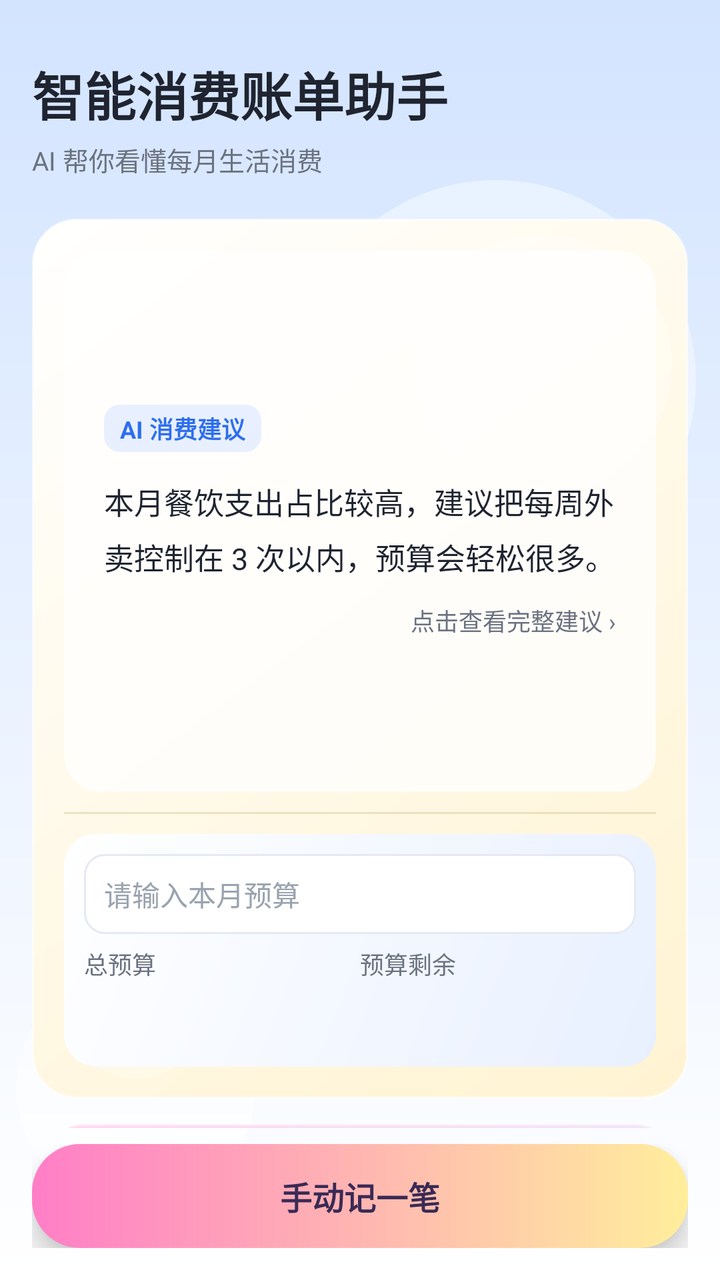
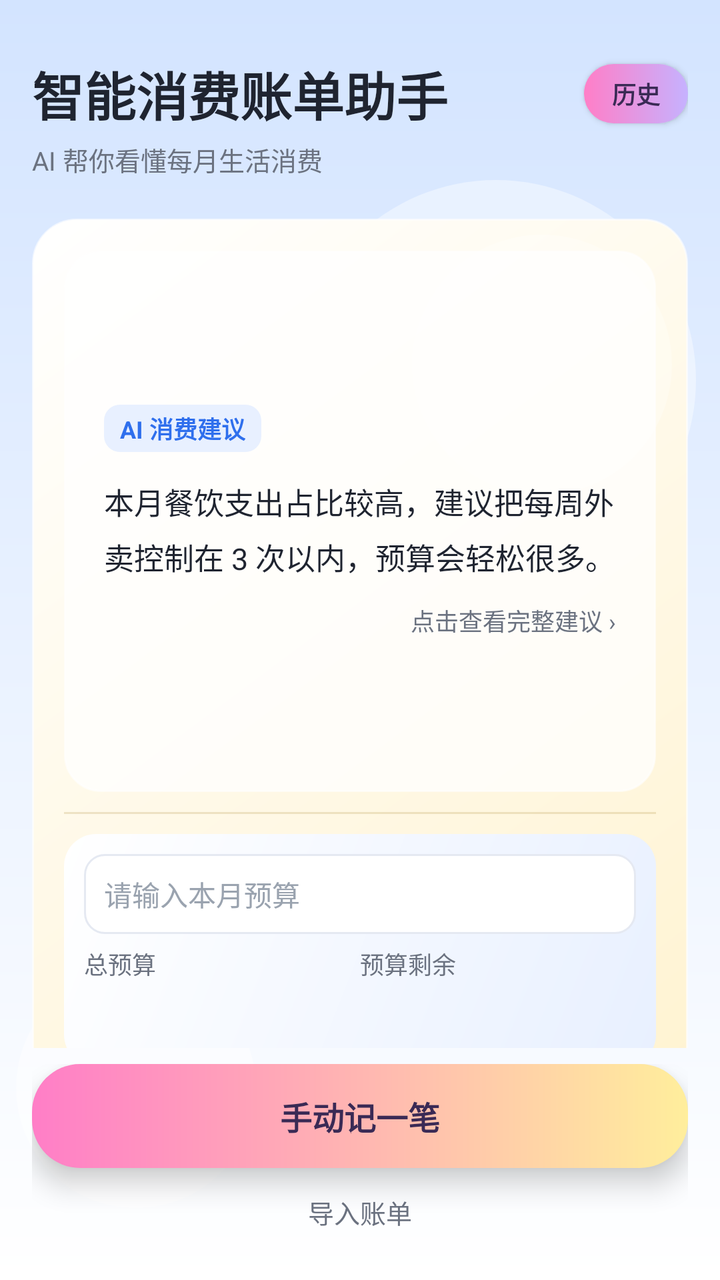

Two renders of the same Android screen: before a commit and after it. Below are the layout's source before the change and the commit's diff.
<!-- AndroidManifest.xml: application theme Theme.StudentBill -->
<!-- res/layout/activity_main.xml -->
<?xml version="1.0" encoding="utf-8"?>
<LinearLayout xmlns:android="http://schemas.android.com/apk/res/android"
    android:layout_width="match_parent"
    android:layout_height="match_parent"
    android:background="@drawable/bg_page_gradient"
    android:orientation="vertical">

    <androidx.core.widget.NestedScrollView
        android:layout_width="match_parent"
        android:layout_height="0dp"
        android:layout_weight="1"
        android:fillViewport="true"
        android:overScrollMode="never">

        <LinearLayout
            android:layout_width="match_parent"
            android:layout_height="wrap_content"
            android:orientation="vertical"
            android:padding="@dimen/page_padding">

        
        <TextView
            android:id="@+id/tvTitle"
            android:layout_width="match_parent"
            android:layout_height="wrap_content"
            android:layout_marginTop="@dimen/space_md"
            android:text="@string/main_title"
            android:textColor="@color/text_primary"
            android:textSize="26sp"
            android:textStyle="bold" />

        <TextView
            android:id="@+id/tvSubtitle"
            android:layout_width="match_parent"
            android:layout_height="wrap_content"
            android:layout_marginTop="@dimen/space_xs"
            android:text="@string/main_subtitle"
            android:textColor="@color/text_secondary"
            android:textSize="@dimen/text_subtitle" />

        
        <LinearLayout
            android:id="@+id/panelCard"
            android:layout_width="match_parent"
            android:layout_height="440dp"
            android:layout_marginTop="@dimen/space_lg"
            android:background="@drawable/bg_glass_panel"
            android:elevation="8dp"
            android:orientation="vertical"
            android:padding="16dp">

            
            <LinearLayout
                android:id="@+id/panelAi"
                android:layout_width="match_parent"
                android:layout_height="0dp"
                android:layout_weight="7"
                android:background="@drawable/bg_glass_ai"
                android:clickable="true"
                android:focusable="true"
                android:foreground="?attr/selectableItemBackground"
                android:gravity="center_vertical"
                android:orientation="vertical"
                android:padding="20dp">

                <TextView
                    android:layout_width="wrap_content"
                    android:layout_height="wrap_content"
                    android:background="@drawable/bg_ai_badge"
                    android:paddingStart="@dimen/space_sm"
                    android:paddingTop="3dp"
                    android:paddingEnd="@dimen/space_sm"
                    android:paddingBottom="3dp"
                    android:text="@string/ai_panel_title"
                    android:textColor="@color/color_primary"
                    android:textSize="@dimen/text_caption"
                    android:textStyle="bold" />

                <TextView
                    android:id="@+id/tvAiSummary"
                    android:layout_width="match_parent"
                    android:layout_height="wrap_content"
                    android:layout_marginTop="14dp"
                    android:lineSpacingExtra="6dp"
                    android:text="@string/ai_panel_summary"
                    android:textColor="@color/text_primary"
                    android:textSize="15sp" />

                <TextView
                    android:layout_width="match_parent"
                    android:layout_height="wrap_content"
                    android:layout_marginTop="@dimen/space_md"
                    android:gravity="end"
                    android:text="@string/ai_panel_more"
                    android:textColor="@color/text_secondary"
                    android:textSize="@dimen/text_caption" />

            </LinearLayout>

            
            <View
                android:layout_width="match_parent"
                android:layout_height="1dp"
                android:layout_marginTop="10dp"
                android:layout_marginBottom="10dp"
                android:background="@color/glass_divider" />

            
            <LinearLayout
                android:id="@+id/panelBudget"
                android:layout_width="match_parent"
                android:layout_height="0dp"
                android:layout_weight="3"
                android:background="@drawable/bg_gradient_blue"
                android:orientation="vertical"
                android:padding="10dp">

                <EditText
                    android:id="@+id/etBudget"
                    android:layout_width="match_parent"
                    android:layout_height="40dp"
                    android:background="@drawable/bg_input"
                    android:hint="@string/budget_hint"
                    android:imeOptions="actionDone"
                    android:inputType="numberDecimal"
                    android:maxLines="1"
                    android:paddingStart="10dp"
                    android:paddingEnd="10dp"
                    android:textColor="@color/text_primary"
                    android:textColorHint="@color/text_hint"
                    android:textSize="@dimen/text_body" />

                <LinearLayout
                    android:layout_width="match_parent"
                    android:layout_height="wrap_content"
                    android:layout_marginTop="6dp"
                    android:orientation="horizontal">

                    <LinearLayout
                        android:layout_width="0dp"
                        android:layout_height="wrap_content"
                        android:layout_weight="1"
                        android:orientation="vertical">

                        <TextView
                            android:layout_width="wrap_content"
                            android:layout_height="wrap_content"
                            android:text="@string/label_total_budget"
                            android:textColor="@color/text_secondary"
                            android:textSize="@dimen/text_caption" />

                        <TextView
                            android:id="@+id/tvTotalBudget"
                            android:layout_width="wrap_content"
                            android:layout_height="wrap_content"
                            android:textColor="@color/text_primary"
                            android:textSize="18sp"
                            android:textStyle="bold" />

                    </LinearLayout>

                    <LinearLayout
                        android:layout_width="0dp"
                        android:layout_height="wrap_content"
                        android:layout_weight="1"
                        android:orientation="vertical">

                        <TextView
                            android:id="@+id/tvRemainLabel"
                            android:layout_width="wrap_content"
                            android:layout_height="wrap_content"
                            android:text="@string/label_remaining"
                            android:textColor="@color/text_secondary"
                            android:textSize="@dimen/text_caption" />

                        <TextView
                            android:id="@+id/tvRemainValue"
                            android:layout_width="wrap_content"
                            android:layout_height="wrap_content"
                            android:textColor="@color/color_primary"
                            android:textSize="18sp"
                            android:textStyle="bold" />

                    </LinearLayout>

                </LinearLayout>

            </LinearLayout>

        </LinearLayout>

        
        <LinearLayout
            android:id="@+id/panelChart"
            android:layout_width="match_parent"
            android:layout_height="wrap_content"
            android:layout_marginTop="@dimen/space_md"
            android:background="@drawable/bg_candy_panel"
            android:elevation="6dp"
            android:orientation="vertical"
            android:padding="@dimen/space_lg">

            <LinearLayout
                android:layout_width="match_parent"
                android:layout_height="wrap_content"
                android:gravity="center_vertical"
                android:orientation="horizontal">

                <TextView
                    android:id="@+id/tvChartMonth"
                    android:layout_width="0dp"
                    android:layout_height="wrap_content"
                    android:layout_weight="1"
                    android:textColor="@color/candy_ink"
                    android:textSize="17sp"
                    android:textStyle="bold" />

                
                <TextView
                    android:id="@+id/btnMonthPicker"
                    android:layout_width="wrap_content"
                    android:layout_height="wrap_content"
                    android:background="@drawable/bg_candy_pill"
                    android:clickable="true"
                    android:focusable="true"
                    android:paddingStart="12dp"
                    android:paddingTop="6dp"
                    android:paddingEnd="12dp"
                    android:paddingBottom="6dp"
                    android:text="@string/month_picker_label"
                    android:textColor="@color/candy_ink"
                    android:textSize="@dimen/text_caption"
                    android:textStyle="bold" />

            </LinearLayout>

            <TextView
                android:id="@+id/tvMonthCompare"
                android:layout_width="match_parent"
                android:layout_height="wrap_content"
                android:layout_marginTop="4dp"
                android:textColor="@color/text_secondary"
                android:textSize="@dimen/text_caption" />

            <View
                android:layout_width="match_parent"
                android:layout_height="1dp"
                android:layout_marginTop="12dp"
                android:background="@color/candy_line" />

            <TextView
                android:layout_width="wrap_content"
                android:layout_height="wrap_content"
                android:layout_marginTop="12dp"
                android:text="@string/chart_daily_title"
                android:textColor="@color/candy_ink"
                android:textSize="13sp"
                android:textStyle="bold" />

            <com.github.mikephil.charting.charts.LineChart
                android:id="@+id/chartDaily"
                android:layout_width="match_parent"
                android:layout_height="200dp"
                android:layout_marginTop="6dp"
                android:background="@drawable/bg_candy_glass"
                android:padding="8dp" />

            <TextView
                android:layout_width="wrap_content"
                android:layout_height="wrap_content"
                android:layout_marginTop="8dp"
                android:text="@string/chart_category_title"
                android:textColor="@color/candy_ink"
                android:textSize="13sp"
                android:textStyle="bold" />

            <com.github.mikephil.charting.charts.BarChart
                android:id="@+id/chartCategory"
                android:layout_width="match_parent"
                android:layout_height="200dp"
                android:layout_marginTop="6dp"
                android:background="@drawable/bg_candy_glass"
                android:padding="8dp" />

            <TextView
                android:id="@+id/btnViewDetail"
                android:layout_width="match_parent"
                android:layout_height="46dp"
                android:layout_marginTop="14dp"
                android:background="@drawable/bg_button_candy"
                android:clickable="true"
                android:focusable="true"
                android:foreground="?attr/selectableItemBackground"
                android:gravity="center"
                android:text="@string/btn_view_detail"
                android:textColor="@color/candy_ink"
                android:textSize="@dimen/text_body"
                android:textStyle="bold" />

        </LinearLayout>

            
            <LinearLayout
                android:id="@+id/panelIncome"
                android:layout_width="match_parent"
                android:layout_height="wrap_content"
                android:layout_marginTop="@dimen/space_md"
                android:background="@drawable/bg_candy_glass"
                android:clickable="true"
                android:elevation="2dp"
                android:focusable="true"
                android:gravity="center_vertical"
                android:orientation="horizontal"
                android:padding="16dp">

                <LinearLayout
                    android:layout_width="0dp"
                    android:layout_height="wrap_content"
                    android:layout_weight="1"
                    android:orientation="vertical">

                    <TextView
                        android:layout_width="wrap_content"
                        android:layout_height="wrap_content"
                        android:text="@string/entry_income_title"
                        android:textColor="@color/candy_ink"
                        android:textSize="15sp"
                        android:textStyle="bold" />

                    <TextView
                        android:id="@+id/tvIncomePreview"
                        android:layout_width="wrap_content"
                        android:layout_height="wrap_content"
                        android:layout_marginTop="4dp"
                        android:textColor="@color/text_secondary"
                        android:textSize="@dimen/text_caption" />
                </LinearLayout>

                <TextView
                    android:layout_width="wrap_content"
                    android:layout_height="wrap_content"
                    android:text="@string/entry_more"
                    android:textColor="@color/candy_ink"
                    android:textSize="18sp" />
            </LinearLayout>

            
            <LinearLayout
                android:id="@+id/panelRank"
                android:layout_width="match_parent"
                android:layout_height="wrap_content"
                android:layout_marginTop="@dimen/space_sm"
                android:background="@drawable/bg_candy_glass"
                android:clickable="true"
                android:elevation="2dp"
                android:focusable="true"
                android:gravity="center_vertical"
                android:orientation="horizontal"
                android:padding="16dp">

                <LinearLayout
                    android:layout_width="0dp"
                    android:layout_height="wrap_content"
                    android:layout_weight="1"
                    android:orientation="vertical">

                    <TextView
                        android:layout_width="wrap_content"
                        android:layout_height="wrap_content"
                        android:text="@string/entry_rank_title"
                        android:textColor="@color/candy_ink"
                        android:textSize="15sp"
                        android:textStyle="bold" />

                    <TextView
                        android:id="@+id/tvRankPreview"
                        android:layout_width="wrap_content"
                        android:layout_height="wrap_content"
                        android:layout_marginTop="4dp"
                        android:textColor="@color/text_secondary"
                        android:textSize="@dimen/text_caption" />
                </LinearLayout>

                <TextView
                    android:layout_width="wrap_content"
                    android:layout_height="wrap_content"
                    android:text="@string/entry_more"
                    android:textColor="@color/candy_ink"
                    android:textSize="18sp" />
            </LinearLayout>

            
            <LinearLayout
                android:id="@+id/panelCalendar"
                android:layout_width="match_parent"
                android:layout_height="wrap_content"
                android:layout_marginTop="@dimen/space_sm"
                android:background="@drawable/bg_candy_glass"
                android:clickable="true"
                android:elevation="2dp"
                android:focusable="true"
                android:gravity="center_vertical"
                android:orientation="horizontal"
                android:padding="16dp">

                <TextView
                    android:layout_width="0dp"
                    android:layout_height="wrap_content"
                    android:layout_weight="1"
                    android:text="@string/entry_calendar_title"
                    android:textColor="@color/candy_ink"
                    android:textSize="15sp"
                    android:textStyle="bold" />

                <TextView
                    android:id="@+id/tvCalendarAmount"
                    android:layout_width="wrap_content"
                    android:layout_height="wrap_content"
                    android:layout_marginEnd="8dp"
                    android:textColor="@color/candy_ink"
                    android:textSize="15sp"
                    android:textStyle="bold" />

                <TextView
                    android:layout_width="wrap_content"
                    android:layout_height="wrap_content"
                    android:text="@string/entry_more"
                    android:textColor="@color/candy_ink"
                    android:textSize="18sp" />
            </LinearLayout>

        </LinearLayout>

    </androidx.core.widget.NestedScrollView>

    
    <LinearLayout
        android:layout_width="match_parent"
        android:layout_height="wrap_content"
        android:background="@android:color/transparent"
        android:orientation="vertical"
        android:paddingStart="@dimen/page_padding"
        android:paddingTop="8dp"
        android:paddingEnd="@dimen/page_padding"
        android:paddingBottom="16dp">

        <TextView
            android:id="@+id/btnAddBill"
            android:layout_width="match_parent"
            android:layout_height="52dp"
            android:background="@drawable/bg_button_candy"
            android:clickable="true"
            android:elevation="8dp"
            android:focusable="true"
            android:foreground="?attr/selectableItemBackground"
            android:gravity="center"
            android:text="@string/btn_add_bill"
            android:textColor="@color/candy_ink"
            android:textSize="16sp"
            android:textStyle="bold" />
    </LinearLayout>

</LinearLayout>
<!-- resources referenced by this layout -->
<resources>
  <color name="candy_ink">#3A2A55</color>
  <color name="candy_line">#59FFFFFF</color>
  <color name="color_primary">#2F6FED</color>
  <color name="glass_divider">#33A9822F</color>
  <color name="text_hint">#9AA3AF</color>
  <color name="text_primary">#1F2430</color>
  <color name="text_secondary">#6B7280</color>
  <dimen name="page_padding">16dp</dimen>
  <dimen name="space_lg">20dp</dimen>
  <dimen name="space_md">12dp</dimen>
  <dimen name="space_sm">8dp</dimen>
  <dimen name="space_xs">4dp</dimen>
  <dimen name="text_body">14sp</dimen>
  <dimen name="text_caption">12sp</dimen>
  <dimen name="text_subtitle">13sp</dimen>
  <!-- drawable bg_ai_badge (drawable) -->
  <?xml version="1.0" encoding="utf-8"?>
  <shape xmlns:android="http://schemas.android.com/apk/res/android"
      android:shape="rectangle">
      <solid android:color="@color/color_primary_light" />
      <corners android:radius="8dp" />
  </shape>
  <!-- drawable bg_glass_ai (drawable) -->
  <?xml version="1.0" encoding="utf-8"?>
  <shape xmlns:android="http://schemas.android.com/apk/res/android"
      android:shape="rectangle">
      <solid android:color="@color/glass_white" />
      <corners android:radius="18dp" />
      <stroke
          android:width="1dp"
          android:color="@color/glass_stroke" />
  </shape>
  <!-- drawable bg_input (drawable) -->
  <?xml version="1.0" encoding="utf-8"?>
  <shape xmlns:android="http://schemas.android.com/apk/res/android"
      android:shape="rectangle">
      <solid android:color="@color/bg_card" />
      <corners android:radius="10dp" />
      <stroke
          android:width="1dp"
          android:color="@color/divider" />
  </shape>
  <string name="ai_panel_more">点击查看完整建议 ›</string>
  <string name="ai_panel_summary">本月餐饮支出占比较高，建议把每周外卖控制在 3 次以内，预算会轻松很多。</string>
  <string name="ai_panel_title">AI 消费建议</string>
  <string name="btn_add_bill">手动记一笔</string>
  <string name="btn_view_detail">查看消费明细</string>
  <string name="budget_hint">请输入本月预算</string>
  <string name="chart_category_title">分类消费</string>
  <string name="chart_daily_title">每日消费</string>
  <string name="entry_calendar_title">消费日历</string>
  <string name="entry_income_title">收入分类详情</string>
  <string name="entry_more">›</string>
  <string name="entry_rank_title">本月消费排行 Top1</string>
  <string name="label_remaining">预算剩余</string>
  <string name="label_total_budget">总预算</string>
  <string name="main_subtitle">AI 帮你看懂每月生活消费</string>
  <string name="main_title">智能消费账单助手</string>
  <string name="month_picker_label">切换月份</string>
  <color name="color_primary_light">#E8F0FF</color>
  <color name="candy_lemon">#FFEE9C</color>
  <color name="candy_pink">#FF7EC7</color>
  <color name="candy_glass">#B8FFFFFF</color>
  <color name="candy_panel_center">#DFF3FF</color>
  <color name="candy_panel_end">#E6FFE9</color>
  <color name="candy_panel_start">#FFD8F0</color>
  <color name="glass_white">#C2FFFFFF</color>
  <color name="glass_stroke">#99FFFFFF</color>
  <color name="bg_card">#FFFFFF</color>
  <color name="glass_yellow">#FFF3D1</color>
  <color name="glass_bubble">#40FFFFFF</color>
  <color name="gradient_blue_end">#FFFFFF</color>
  <color name="gradient_blue_start">#E8F0FF</color>
  <dimen name="card_radius">16dp</dimen>
  <color name="divider">#E5E9F2</color>
  <color name="page_blue">#D3E4FF</color>
  <color name="page_bubble">#66FFFFFF</color>
  <color name="color_primary_dark">#1E4FBD</color>
  <!-- unchanged entries left out for length: 8 -->
</resources>

<!-- the commit's change to res/layout/activity_main.xml (unified diff, before → after) -->
@@ -19,15 +19,41 @@
             android:padding="@dimen/page_padding">
 
         
-        <TextView
-            android:id="@+id/tvTitle"
+        <LinearLayout
             android:layout_width="match_parent"
             android:layout_height="wrap_content"
             android:layout_marginTop="@dimen/space_md"
-            android:text="@string/main_title"
-            android:textColor="@color/text_primary"
-            android:textSize="26sp"
-            android:textStyle="bold" />
+            android:gravity="center_vertical"
+            android:orientation="horizontal">
+
+            <TextView
+                android:id="@+id/tvTitle"
+                android:layout_width="0dp"
+                android:layout_height="wrap_content"
+                android:layout_weight="1"
+                android:text="@string/main_title"
+                android:textColor="@color/text_primary"
+                android:textSize="26sp"
+                android:textStyle="bold" />
+
+            <TextView
+                android:id="@+id/btnHistory"
+                android:layout_width="wrap_content"
+                android:layout_height="wrap_content"
+                android:background="@drawable/bg_y2k_pill"
+                android:clickable="true"
+                android:elevation="2dp"
+                android:focusable="true"
+                android:paddingStart="14dp"
+                android:paddingTop="6dp"
+                android:paddingEnd="14dp"
+                android:paddingBottom="6dp"
+                android:text="@string/main_history_entry"
+                android:textColor="@color/candy_ink"
+                android:textSize="12sp"
+                android:textStyle="bold" />
+
+        </LinearLayout>
 
         <TextView
             android:id="@+id/tvSubtitle"
@@ -458,6 +484,19 @@
             android:textColor="@color/candy_ink"
             android:textSize="16sp"
             android:textStyle="bold" />
+
+        <TextView
+            android:id="@+id/btnImport"
+            android:layout_width="match_parent"
+            android:layout_height="36dp"
+            android:layout_marginTop="4dp"
+            android:background="?attr/selectableItemBackgroundBorderless"
+            android:clickable="true"
+            android:focusable="true"
+            android:gravity="center"
+            android:text="@string/btn_import_bill"
+            android:textColor="@color/text_secondary"
+            android:textSize="13sp" />
     </LinearLayout>
 
 </LinearLayout>
<!-- resource entries referenced after the edit -->
@@ -42,10 +42,21 @@
           android:width="1dp"
           android:color="@color/divider" />
   </shape>
+  <!-- drawable bg_y2k_pill (drawable) -->
+  <?xml version="1.0" encoding="utf-8"?>
+  <shape xmlns:android="http://schemas.android.com/apk/res/android"
+      android:shape="rectangle">
+      <gradient
+          android:angle="0"
+          android:endColor="@color/candy_lilac"
+          android:startColor="@color/candy_pink" />
+      <corners android:radius="999dp" />
+  </shape>
   <string name="ai_panel_more">点击查看完整建议 ›</string>
   <string name="ai_panel_summary">本月餐饮支出占比较高，建议把每周外卖控制在 3 次以内，预算会轻松很多。</string>
   <string name="ai_panel_title">AI 消费建议</string>
   <string name="btn_add_bill">手动记一笔</string>
+  <string name="btn_import_bill">导入账单</string>
   <string name="btn_view_detail">查看消费明细</string>
   <string name="budget_hint">请输入本月预算</string>
   <string name="chart_category_title">分类消费</string>
@@ -56,6 +67,7 @@
   <string name="entry_rank_title">本月消费排行 Top1</string>
   <string name="label_remaining">预算剩余</string>
   <string name="label_total_budget">总预算</string>
+  <string name="main_history_entry">历史</string>
   <string name="main_subtitle">AI 帮你看懂每月生活消费</string>
   <string name="main_title">智能消费账单助手</string>
   <string name="month_picker_label">切换月份</string>
@@ -77,6 +89,7 @@
   <color name="divider">#E5E9F2</color>
   <color name="page_blue">#D3E4FF</color>
   <color name="page_bubble">#66FFFFFF</color>
+  <color name="candy_lilac">#C6B2FF</color>
   <color name="color_primary_dark">#1E4FBD</color>
   <!-- unchanged entries left out for length: 8 -->
 </resources>
